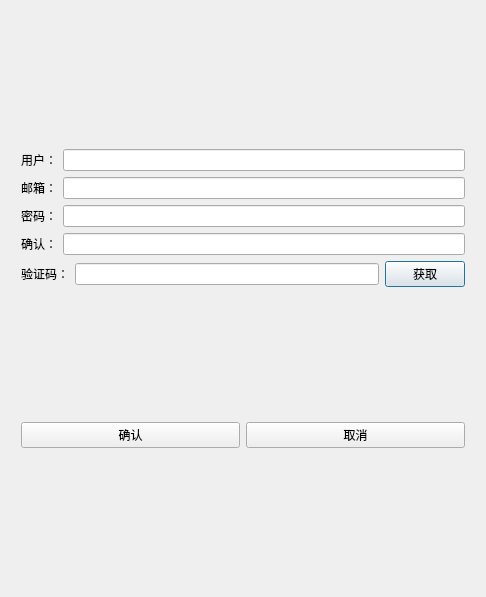
Old version of the form CPP-chat/registergdialog.ui in the repository Bigricecooker/C----chat-project.
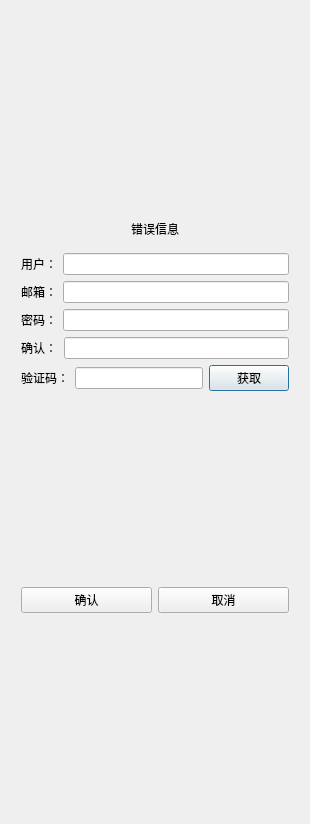
New version of the form.

What changed in the file:
```diff
--- a/CPP-chat/registergdialog.ui
+++ b/CPP-chat/registergdialog.ui
@@ -6,8 +6,8 @@
    <rect>
     <x>0</x>
     <y>0</y>
-    <width>486</width>
-    <height>597</height>
+    <width>310</width>
+    <height>824</height>
    </rect>
   </property>
   <property name="windowTitle">
@@ -41,6 +41,43 @@
        </property>
       </spacer>
      </item>
+     <item>
+      <widget class="QWidget" name="widget" native="true">
+       <layout class="QVBoxLayout" name="verticalLayout_3">
+        <item>
+         <widget class="QLabel" name="err_tip">
+          <property name="maximumSize">
+           <size>
+            <width>16777215</width>
+            <height>16777215</height>
+           </size>
+          </property>
+          <property name="cursor">
+           <cursorShape>SizeVerCursor</cursorShape>
+          </property>
+          <property name="mouseTracking">
+           <bool>true</bool>
+          </property>
+          <property name="tabletTracking">
+           <bool>true</bool>
+          </property>
+          <property name="focusPolicy">
+           <enum>Qt::FocusPolicy::NoFocus</enum>
+          </property>
+          <property name="contextMenuPolicy">
+           <enum>Qt::ContextMenuPolicy::NoContextMenu</enum>
+          </property>
+          <property name="text">
+           <string>错误信息</string>
+          </property>
+          <property name="alignment">
+           <set>Qt::AlignmentFlag::AlignCenter</set>
+          </property>
+         </widget>
+        </item>
+       </layout>
+      </widget>
+     </item>
      <item>
       <layout class="QHBoxLayout" name="horizontalLayout">
        <item>
@@ -85,6 +122,9 @@
      </item>
      <item>
       <layout class="QHBoxLayout" name="horizontalLayout_4">
+       <property name="spacing">
+        <number>7</number>
+       </property>
        <item>
         <widget class="QLabel" name="ack_label">
          <property name="text">
```
Left out of the diff: 4 changed lines with no effect on the pictures.
